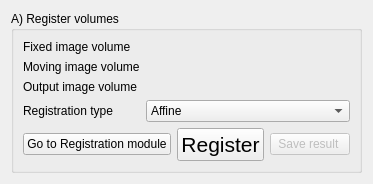
KitwareMedical/Deprecated-VesselView, file Modules/Scripted/Workflow/Widgets/Resources/UI/RegisterWidget.ui: the form before one commit.
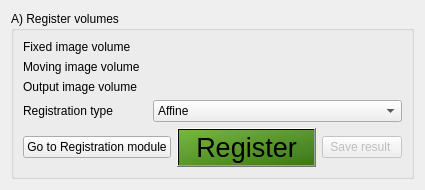
The form after the commit. Custom widgets are drawn as their Qt base class.

Commit message:
ENH: Bigger, greener text for the apply push buttons
In order to make the action more visible/obvious to the user, the push
button were costumized with:
 - a green-colored gradient inspired by the next/before arrows of the
workflow
 - Two spaces before and after the action to enlare the button and
highlight the text
 - an bigger point size (as the application default point size is 12)

Diff of the .ui file:
```diff
--- a/Modules/Scripted/Workflow/Widgets/Resources/UI/RegisterWidget.ui
+++ b/Modules/Scripted/Workflow/Widgets/Resources/UI/RegisterWidget.ui
@@ -6,8 +6,8 @@
    <rect>
     <x>0</x>
     <y>0</y>
-    <width>323</width>
-    <height>180</height>
+    <width>377</width>
+    <height>190</height>
    </rect>
   </property>
   <property name="windowTitle">
@@ -63,7 +63,7 @@
          <widget class="QPushButton" name="RegisterApplyPushButton">
           <property name="font">
            <font>
-            <pointsize>16</pointsize>
+            <pointsize>20</pointsize>
            </font>
           </property>
           <property name="toolTip">
@@ -74,8 +74,13 @@
 &lt;p style=&quot; margin-top:0px; margin-bottom:0px; margin-left:0px; margin-right:0px; -qt-block-indent:0; text-indent:0px;&quot;&gt;&lt;span style=&quot; font-size:8pt;&quot;&gt;Register image together&lt;/span&gt;&lt;/p&gt;
 &lt;p style=&quot;-qt-paragraph-type:empty; margin-top:0px; margin-bottom:0px; margin-left:0px; margin-right:0px; -qt-block-indent:0; text-indent:0px; font-size:8pt;&quot;&gt;&lt;/p&gt;&lt;/body&gt;&lt;/html&gt;</string>
           </property>
+          <property name="styleSheet">
+           <string notr="true">#RegisterApplyPushButton {
+    background-color: QLinearGradient( x1: 0, y1: 0, x2: 1, y2: 1, stop: 0 #76b740, stop: 1 #3d7719);
+}</string>
+          </property>
           <property name="text">
-           <string>Register</string>
+           <string>  Register  </string>
           </property>
           <property name="checkable">
            <bool>true</bool>
```
The commit also changes 6 other files.
